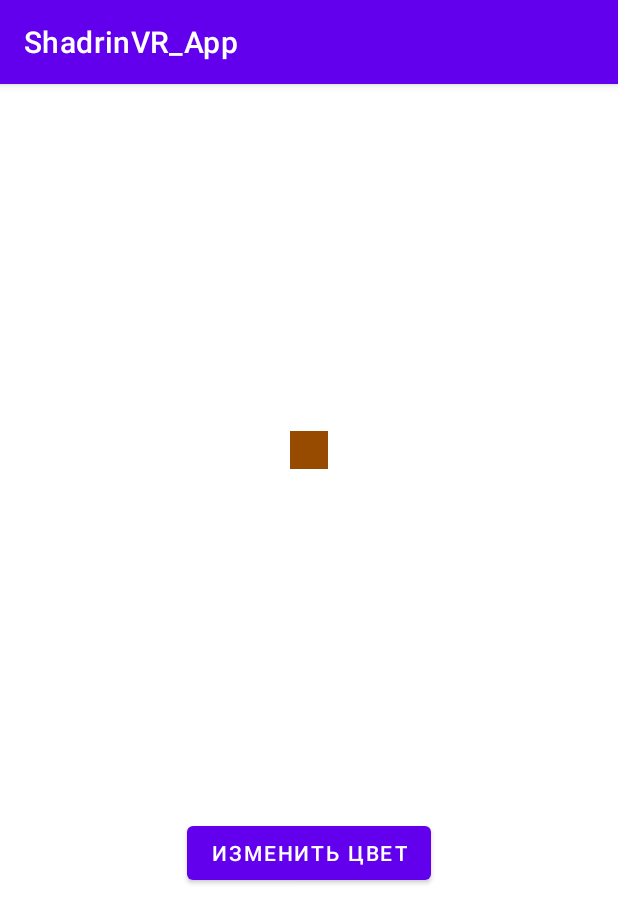
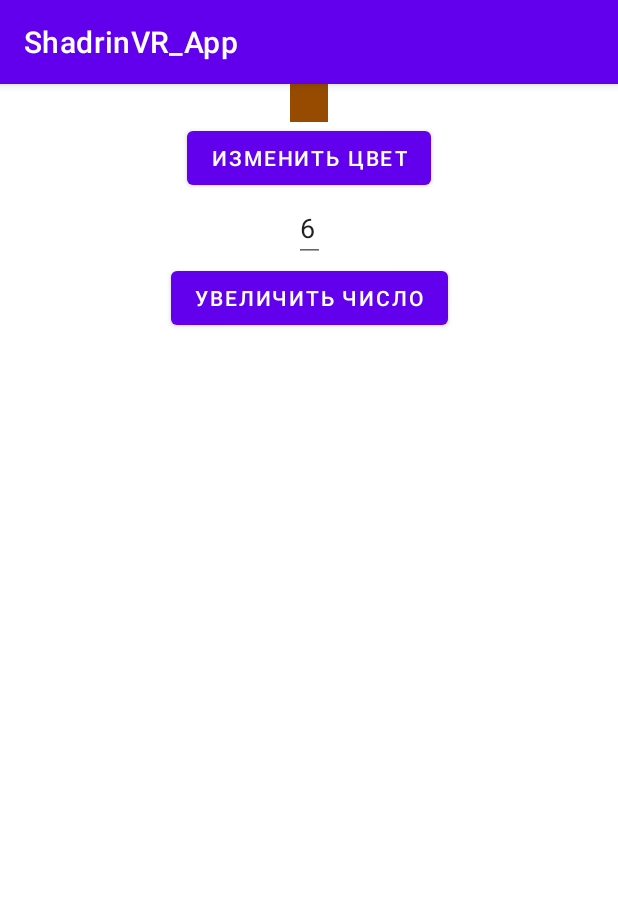
Before and after one commit to r0k11/ShadrinVR_App, an Android app: the screen it shows after launch (MainActivity), on a phone screen of 412 x 824 dp. Shown: the top 923 px of the screen. Run offline under Robolectric (Android 15) with nearby library versions, the phone set to English and light mode, and no system bars.

Commit message:
Change number

```diff
--- a/app/src/main/java/com/example/shadrinvr_app/MainActivity.kt
+++ b/app/src/main/java/com/example/shadrinvr_app/MainActivity.kt
@@ -5,13 +5,17 @@ import android.os.Bundle
 import android.graphics.Color
 import android.view.View
 import android.widget.Button
+import android.widget.EditText;
 
 class MainActivity : AppCompatActivity() {
     private lateinit var squareView: View
     private lateinit var changeColorButton: Button
+    private val colors = arrayOf(Color.parseColor("#964B00"), Color.GRAY, Color.RED)
 
+    private lateinit var numberEditText: EditText
+    private lateinit var incrementButton: Button
     private var currentColorIndex = 0
-    private val colors = arrayOf(Color.parseColor("#964B00"), Color.GRAY, Color.RED)
+    private var currentNumber = 6
 
     override fun onCreate(savedInstanceState: Bundle?) {
         super.onCreate(savedInstanceState)
@@ -19,9 +23,17 @@ class MainActivity : AppCompatActivity() {
 
         squareView = findViewById(R.id.squareView)
         changeColorButton = findViewById(R.id.changeColorButton)
+        numberEditText = findViewById(R.id.numberEditText)
+        incrementButton = findViewById(R.id.incrementButton)
+
+        numberEditText.setText(currentNumber.toString())
 
         changeColorButton.setOnClickListener {
             changeSquareColor()
+        }
+
+        incrementButton.setOnClickListener {
+            incrementNumber()
         }
     }
 
@@ -29,4 +41,13 @@ class MainActivity : AppCompatActivity() {
         currentColorIndex = (currentColorIndex + 1) % colors.size
         squareView.setBackgroundColor(colors[currentColorIndex])
     }
+
+    private fun incrementNumber() {
+        currentNumber += 6
+        if (currentNumber > 36) {
+            currentNumber = 6
+        }
+        numberEditText.setText(currentNumber.toString())
+    }
+
 }
--- a/app/src/main/res/layout/activity_main.xml
+++ b/app/src/main/res/layout/activity_main.xml
@@ -12,31 +12,38 @@
         android:layout_width="25dp"
         android:layout_height="25dp"
         android:background="#964B00"
-        tools:ignore="MissingConstraints"
-        tools:layout_editor_absoluteX="203dp"
-        tools:layout_editor_absoluteY="389dp"
+        app:layout_constraintBottom_toTopOf="@+id/changeColorButton"
+    app:layout_constraintEnd_toEndOf="parent"
+    app:layout_constraintStart_toStartOf="parent"
+    app:layout_constraintTop_toTopOf="parent" />
 
-        app:layout_constraintBottom_toTopOf="@+id/changeColorButton"
-
-        app:layout_constraintEnd_toEndOf="parent"
-    app:layout_constraintStart_toStartOf="parent"
-    app:layout_constraintTop_toTopOf="parent"
-    app:layout_constraintVertical_bias="0.4"
-        />
     <Button
         android:id="@+id/changeColorButton"
         android:layout_width="wrap_content"
         android:layout_height="wrap_content"
-        android:layout_below="@id/squareView"
         android:text="Изменить цвет"
-        tools:ignore="MissingConstraints"
-        tools:layout_editor_absoluteX="135dp"
-        tools:layout_editor_absoluteY="469dp"
         app:layout_constraintTop_toBottomOf="@id/squareView"
+    app:layout_constraintEnd_toEndOf="parent"
+    app:layout_constraintStart_toStartOf="parent" />
 
+    <EditText
+        android:id="@+id/numberEditText"
+        android:layout_width="wrap_content"
+        android:layout_height="wrap_content"
+        android:text="6"
+        android:inputType="none"
+        android:focusable="false"
+    android:clickable="false"
+    app:layout_constraintTop_toBottomOf="@id/changeColorButton"
+    app:layout_constraintEnd_toEndOf="parent"
+    app:layout_constraintStart_toStartOf="parent" />
+
+    <Button
+        android:id="@+id/incrementButton"
+        android:layout_width="wrap_content"
+        android:layout_height="wrap_content"
+        android:text="Увеличить число"
+        app:layout_constraintTop_toBottomOf="@id/numberEditText"
         app:layout_constraintEnd_toEndOf="parent"
-    app:layout_constraintStart_toStartOf="parent"
-    app:layout_constraintBottom_toBottomOf="parent"
-    app:layout_constraintVertical_bias="0.4"
-        />
+        app:layout_constraintStart_toStartOf="parent" />
 </androidx.constraintlayout.widget.ConstraintLayout>
```
